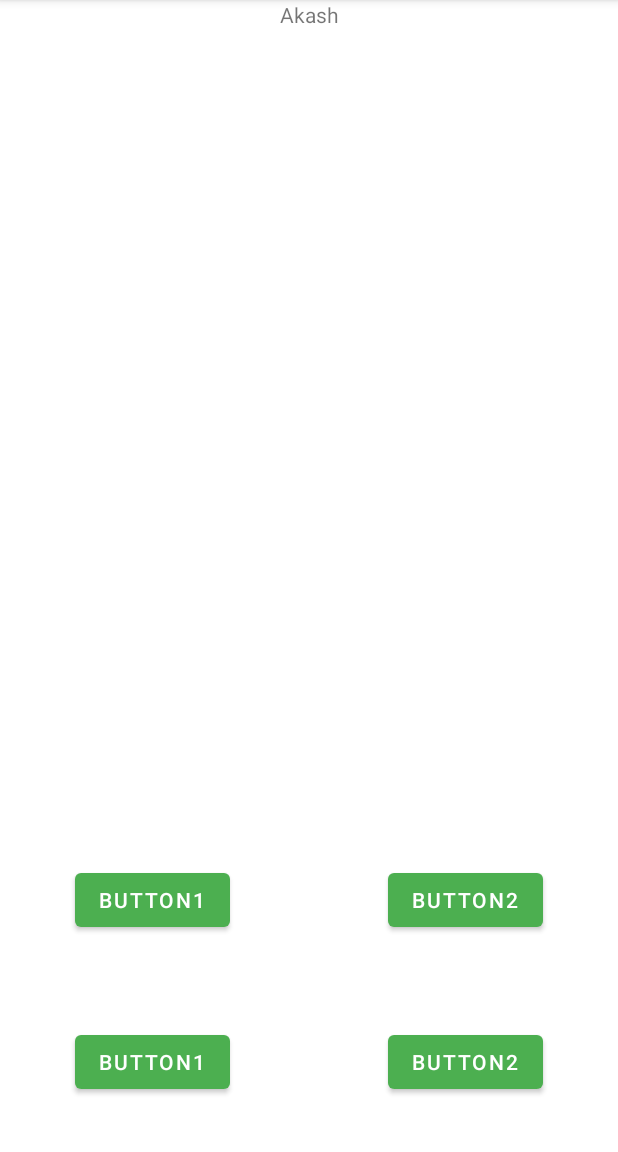
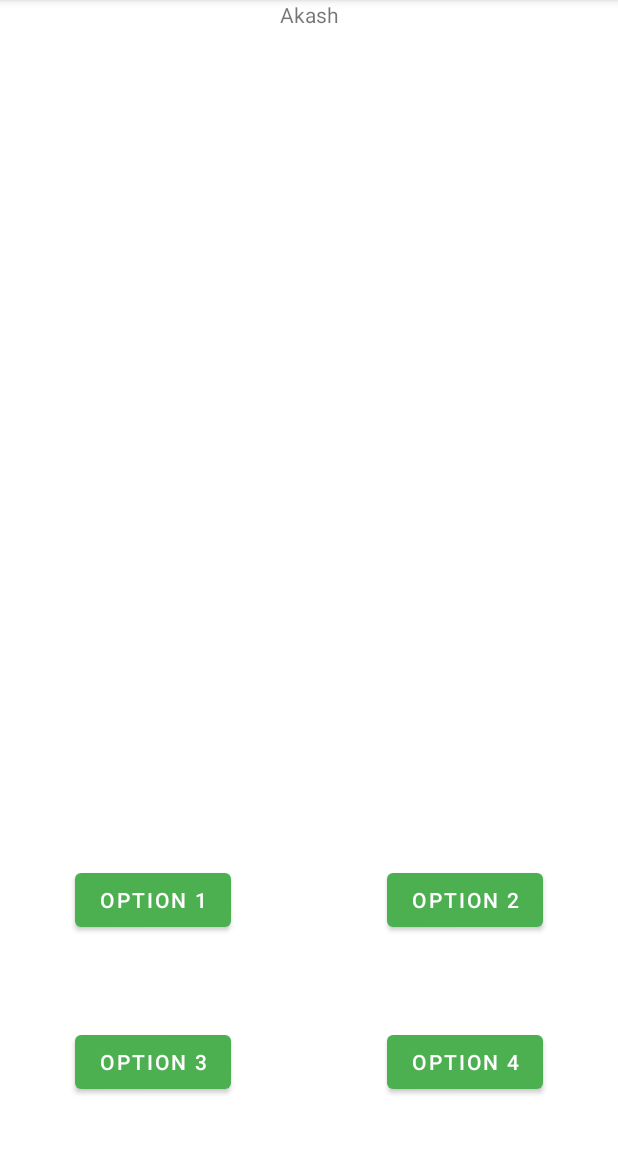
Before and after one commit to jaiakash/guesstheday, an Android app: the screen it shows after launch (MainActivity), on a phone screen of 412 x 824 dp, the part 84-1236 px from its top. Run offline under Robolectric (Android 15) with nearby library versions, the phone set to English and light mode, and no system bars.

Commit message:
Layout Added 4 option buttons

```diff
--- a/app/src/main/res/layout/activity_main.xml
+++ b/app/src/main/res/layout/activity_main.xml
@@ -23,7 +23,7 @@
         android:layout_width="wrap_content"
         android:layout_height="wrap_content"
         android:layout_marginStart="50dp"
-        android:text="Button1"
+        android:text="Option 1"
         app:layout_constraintBottom_toBottomOf="parent"
         app:layout_constraintStart_toStartOf="parent"
         app:layout_constraintTop_toTopOf="parent"
@@ -34,7 +34,7 @@
         android:layout_width="wrap_content"
         android:layout_height="wrap_content"
         android:layout_marginEnd="50dp"
-        android:text="Button2"
+        android:text="Option 2"
         app:layout_constraintBottom_toBottomOf="parent"
         app:layout_constraintEnd_toEndOf="parent"
         app:layout_constraintTop_toTopOf="parent"
@@ -44,7 +44,7 @@
         android:layout_width="wrap_content"
         android:layout_height="wrap_content"
         android:layout_marginStart="50dp"
-        android:text="Button1"
+        android:text="Option 3"
         app:layout_constraintBottom_toBottomOf="parent"
         app:layout_constraintStart_toStartOf="parent"
         app:layout_constraintTop_toTopOf="parent"
@@ -55,7 +55,7 @@
         android:layout_width="wrap_content"
         android:layout_height="wrap_content"
         android:layout_marginEnd="50dp"
-        android:text="Button2"
+        android:text="option 4"
         app:layout_constraintBottom_toBottomOf="parent"
         app:layout_constraintEnd_toEndOf="parent"
         app:layout_constraintTop_toTopOf="parent"
```
